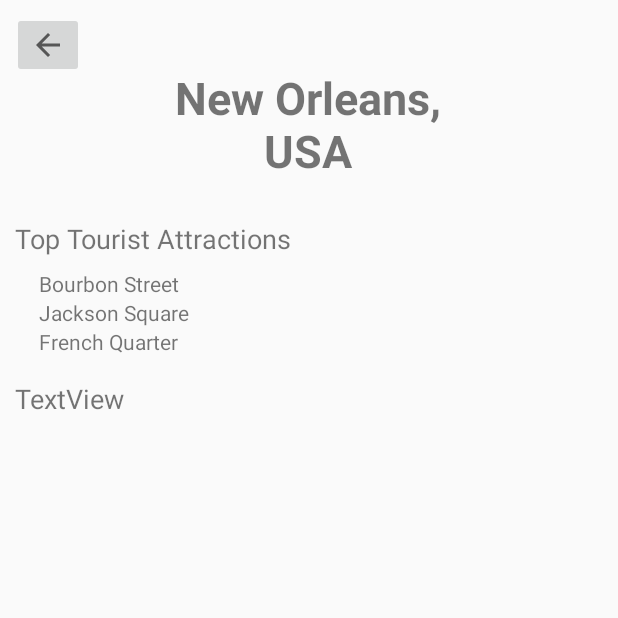
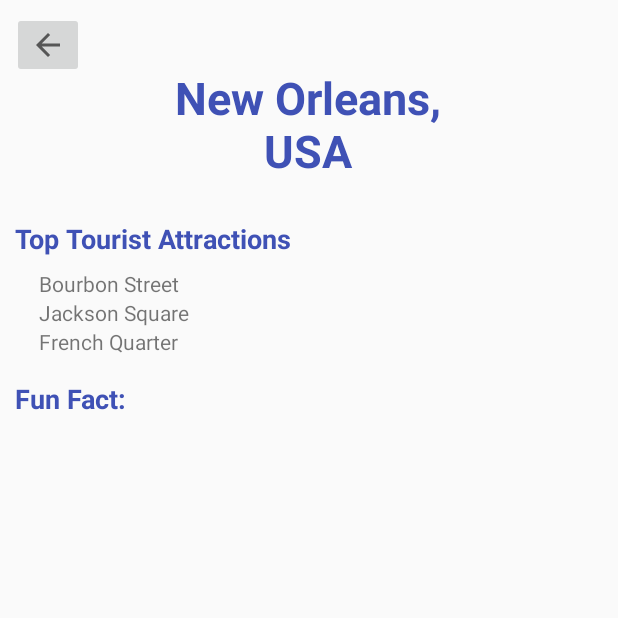
Before and after one commit to kaitlynnchan/oh-the-places-youll-go, an Android app: the screen it shows after launch (PlaceInfoActivity), after a tap on "SEUSS IT UP!", on a phone screen of 412 x 824 dp, the top half of it. Run offline under Robolectric (Android 15) with nearby library versions, the phone set to English and light mode, and no system bars.

Commit message:
Added fun facts

```diff
--- a/app/src/main/java/mountainmadness2021/ohtheplacesyoullgo/model/Location.java
+++ b/app/src/main/java/mountainmadness2021/ohtheplacesyoullgo/model/Location.java
@@ -12,11 +12,13 @@ public class Location {
     private String country;
     private double estimatedCost;
     private String [] attractions;
+    private String fact;
 
-    public Location(String city, String country, String [] attractions) {
+    public Location(String city, String country, String [] attractions, String fact) {
         this.city = city;
         this.country = country;
         this.attractions = attractions;
+        this.fact = fact;
     }
 
     public String getCity() {
@@ -40,4 +42,8 @@ public class Location {
             }
         };
     }
+
+    public String getFact() {
+        return fact;
+    }
 }
--- a/app/src/main/java/mountainmadness2021/ohtheplacesyoullgo/model/LocationsManager.java
+++ b/app/src/main/java/mountainmadness2021/ohtheplacesyoullgo/model/LocationsManager.java
@@ -24,7 +24,7 @@ public class LocationsManager {
     private String[] newoA = {"Bourbon Street", "Jackson Square", "French Quarter"};
     private String[] honoA = {"Hanauma Bay", "Diamond Head", "Waikiki Beach"};
     private String[] kualaA = {"Batu Caves", "Menara Kuala Lumpur", "Petronas Towers"};
-    private String[] instanbulA = {"Hagia Sophia", "Blue Mosque", "Topkapi Palace"};
+    private String[] istanbulA = {"Hagia Sophia", "Blue Mosque", "Topkapi Palace"};
     private String[] tokyoA = {"Tokyo Skytree", "Sensoji Temple", "Ueno Park"};
     private String[] tahitiA = {"Mount 'Orohen", "La Plage de Maui", "Fautaua Waterfall"};
     private String[] romeA = {"Colosseum", "Vatican City", "Trevi Fountain"};
@@ -38,36 +38,36 @@ public class LocationsManager {
 
 
     private Location[] locations = {
-            new Location("Paris", "France", parisA),
-            new Location("Sydney", "Australia", sydneyA),
-            new Location("Queenstown", "New Zealand", queenstownA),
-            new Location("Dublin", "Ireland", dublinA),
-            new Location("New York City", "USA",nycA),
-            new Location("Maui", "USA", mauiA),
-            new Location("Reykjavik", "Iceland", reyA),
-            new Location("Cancun", "Mexico", cancunA),
-            new Location("Santorini", "Greece",santA),
-            new Location("Venice", "Italy", veniceA),
-            new Location("Milan", "Italy", milanA),
-            new Location("Bora Bora", "French Polynesia", boraA),
-            new Location("Dubai", "United Arabs Emirates", dubaiA),
-            new Location("Bangkok", "Thailand", bangkokA),
-            new Location("Bali", "India", baliA),
-            new Location("London", "England", londonA),
-            new Location("New Orleans", "USA",newoA),
-            new Location("Honolulu", "USA", honoA),
-            new Location("Kuala Lumpur", "Malaysia",kualaA),
-            new Location("Istanbul", "Turkey", instanbulA),
-            new Location("Tokyo", "Japan", tokyoA),
-            new Location("Tahiti", "French Polynesia", tahitiA),
-            new Location("Rome", "Italy", romeA),
-            new Location("Barcelona", "Spain", barcelonaA),
-            new Location("Banff", "Canada", banffA),
-            new Location("Amsterdam", "Netherlands", amsterdamA),
-            new Location("San Francisco", "USA", sanfranA),
-            new Location("Rio de Janeiro", "Brazil", riodejaneiroA),
-            new Location("San Jose","Costa Rica", sanjoseA),
-            new Location("Niagara Falls", "Canada", niagaraA)
+            new Location("Paris", "France", parisA, "The city has only one stop sign"),
+            new Location("Sydney", "Australia", sydneyA, "The Sydney Harbour Bridge is tallest steel arch bridge in the world"),
+            new Location("Queenstown", "New Zealand", queenstownA, "The rivers still contain some gold"),
+            new Location("Dublin", "Ireland", dublinA, "Dublin's O'Connell Street is widest street in Europe"),
+            new Location("New York City", "USA",nycA, "There are over 800 languages spoken in the city"),
+            new Location("Maui", "USA", mauiA, "Mount Haleakala is the world's largest dormant mountain"),
+            new Location("Reykjavik", "Iceland", reyA, "The city is the world's only capital to have a puffin breeding colony"),
+            new Location("Cancun", "Mexico", cancunA, "Because the city's white sand is made from crushed coral you won't burn your feet on it"),
+            new Location("Santorini", "Greece",santA, "The city has more than 100 different varieties of grapes"),
+            new Location("Venice", "Italy", veniceA, "Venice has 417 bridges"),
+            new Location("Milan", "Italy", milanA, "Milan La Scala Opera is the largest opera house in Europe"),
+            new Location("Bora Bora", "French Polynesia", boraA, "The island was formed by a volcanic eruption 4 million years ago"),
+            new Location("Dubai", "United Arabs Emirates", dubaiA, "The interior of the Burj Al Arab is decorated with 1,790 square meters of 24-carat gold leaf."),
+            new Location("Bangkok", "Thailand", bangkokA, "The city is home to the largest solid gold Buddha statue is the world"),
+            new Location("Bali", "Indonesia", baliA, "Both of Bali's volcanoes are considered active"),
+            new Location("London", "England", londonA, "The city has 170 museums"),
+            new Location("New Orleans", "USA",newoA, "The city was the first in the USA to host Opera"),
+            new Location("Honolulu", "USA", honoA, "Waikiki Beach attracts over 70,000 tourists a day"),
+            new Location("Kuala Lumpur", "Malaysia",kualaA, "A group of Chinese tin miners founded the city"),
+            new Location("Istanbul", "Turkey", istanbulA, "Istanbul is the only city to be a part of two continents (Asia and Europe) "),
+            new Location("Tokyo", "Japan", tokyoA, "The Tokyo Skytree is one of the tallest buildings in the world"),
+            new Location("Tahiti", "French Polynesia", tahitiA, "Tahiti is the birthplace of the overwater bungalow"),
+            new Location("Rome", "Italy", romeA, "The city has 280 fountains"),
+            new Location("Barcelona", "Spain", barcelonaA, "There were no beaches in Barcelona before the 1992 Olympics"),
+            new Location("Banff", "Canada", banffA, "There are over 1600km of hiking trails in Banff"),
+            new Location("Amsterdam", "Netherlands", amsterdamA, "There are 100km of canals for visitors to travel along"),
+            new Location("San Francisco", "USA", sanfranA, "The Golden Gate Bridge was constructed during the great depression"),
+            new Location("Rio de Janeiro", "Brazil", riodejaneiroA, "The city's mosaic sidewalks have dozens of QR codes installed in them"),
+            new Location("San Jose","Costa Rica", sanjoseA, "The city is in the middle of a tropical rainforest"),
+            new Location("Niagara Falls", "Canada", niagaraA, "Niagara Falls is the largest waterfall in North America by volume and width")
     };
 
     public Location getRandomLocation(){
--- a/app/src/main/java/mountainmadness2021/ohtheplacesyoullgo/ui/MainActivity.java
+++ b/app/src/main/java/mountainmadness2021/ohtheplacesyoullgo/ui/MainActivity.java
@@ -59,11 +59,11 @@ public class MainActivity extends AppCompatActivity {
 
                 ImageView plane = findViewById(R.id.plane);
                 ObjectAnimator moveY = ObjectAnimator.ofFloat(plane , "translationY", -2000);
-                moveY.setDuration(2);
+                moveY.setDuration(500);
                 moveY.start();
 
                 ObjectAnimator moveX = ObjectAnimator.ofFloat(plane, "translationX", 2000);
-                moveX.setDuration(2);
+                moveX.setDuration(500);
                 moveX.start();
 
                 new Handler().postDelayed(new Runnable() {
@@ -72,7 +72,7 @@ public class MainActivity extends AppCompatActivity {
                         Intent intent = PlaceInfoActivity.makeLaunchIntent(MainActivity.this, locationsManager.getRandomLocation());
                         startActivity(intent);
                     }
-                }, 2);
+                }, 500);
 
 
 
--- a/app/src/main/res/layout/activity_place_info.xml
+++ b/app/src/main/res/layout/activity_place_info.xml
@@ -12,6 +12,7 @@
         android:layout_height="wrap_content"
         android:gravity="center"
         android:text="Location"
+        android:textColor="#3F51B5"
         android:textSize="30sp"
         android:textStyle="bold"
         app:layout_constraintBottom_toBottomOf="parent"
@@ -28,8 +29,10 @@
         android:padding="10dp"
         app:layout_constraintBottom_toBottomOf="parent"
         app:layout_constraintEnd_toEndOf="parent"
+        app:layout_constraintHorizontal_bias="0.0"
         app:layout_constraintStart_toStartOf="parent"
-        app:layout_constraintTop_toBottomOf="@+id/tv_location">
+        app:layout_constraintTop_toBottomOf="@+id/tv_location"
+        app:layout_constraintVertical_bias="1.0">
 
         <androidx.constraintlayout.widget.ConstraintLayout
             android:layout_width="match_parent"
@@ -41,7 +44,9 @@
                 android:layout_width="match_parent"
                 android:layout_height="wrap_content"
                 android:text="Top Tourist Attractions"
+                android:textColor="#3F51B5"
                 android:textSize="18sp"
+                android:textStyle="bold"
                 app:layout_constraintStart_toStartOf="parent" />
 
             <LinearLayout
@@ -59,12 +64,14 @@
                 app:layout_constraintTop_toBottomOf="@+id/tv_top_text"></LinearLayout>
 
             <TextView
-                android:id="@+id/textView4"
-                android:layout_width="wrap_content"
-                android:layout_height="wrap_content"
+                android:id="@+id/titleFunFact"
+                android:layout_width="105dp"
+                android:layout_height="38dp"
                 android:layout_marginTop="16dp"
-                android:text="TextView"
+                android:text="Fun Fact:"
+                android:textColor="#3F51B5"
                 android:textSize="18sp"
+                android:textStyle="bold"
                 app:layout_constraintStart_toStartOf="parent"
                 app:layout_constraintTop_toBottomOf="@+id/ll_attractions" />
         </androidx.constraintlayout.widget.ConstraintLayout>
```
